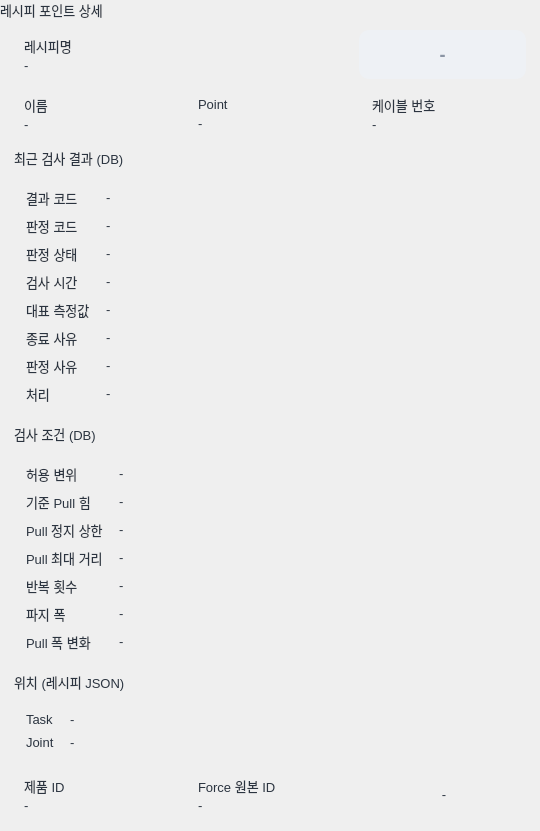
tkdak2025/ros_ws, file src/cable_hmi/cable_hmi/lookup_detail_dialog.ui: the form before one commit.
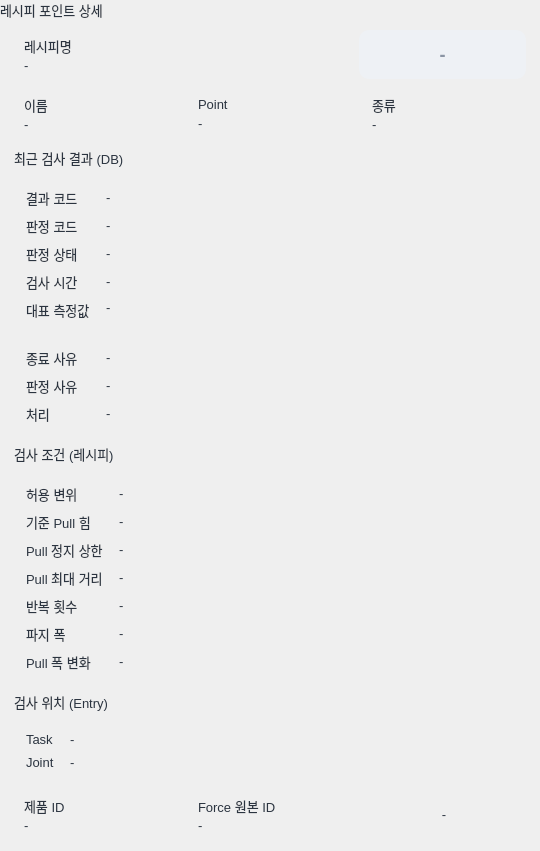
The form after the commit.

Commit message:
cable_hmi: cable_inspection(PR #9) 연동 - 검사 시작 서비스, 상태 분리, 검사 정보 화면 정리
- 검사 시작: hmi 모드 Main 에는 선택한 레시피 전체를 /cable_inspection/start
  (StartInspection) 로 보낸다. 레시피 v0.1 JSON 은 HMI 가 읽는다(inspection_recipe.py).
  응답 5초 초과 시 경고만 하고 다시 보내지 않는다.
- 상태 분리 계약: robot_status + work_status 를 합쳐 표시, 1초 SYNC, 만료 값은 '—'.
  STOP 명령, control_mode 로 미지원 조작 비활성.
- 통합 조회: 레시피 v0.1 폴더 + 결과 DB 기준. 레시피에 없는 결과도 표시.
- 검사 정보: 검사 조건 칸을 게이지 기준선으로 합침(limit_gauge.py), 단계 이름 한글,
  Pull 값 3초 유지, 그리퍼 폭 게이지(파지 실패 16 mm).
- Tool Weight 1.47 kg 표시(tool_weight_kg), Force Zero 행 제거.

What changed in the file:
```diff
--- a/src/cable_hmi/cable_hmi/lookup_detail_dialog.ui
+++ b/src/cable_hmi/cable_hmi/lookup_detail_dialog.ui
@@ -264,7 +264,7 @@
           <item>
            <widget class="QLabel" name="cableKey">
             <property name="text">
-             <string>케이블 번호</string>
+             <string>종류</string>
             </property>
             <property name="role" stdset="0">
              <string notr="true">key</string>
@@ -439,6 +439,15 @@
         </item>
         <item row="4" column="1">
          <widget class="QLabel" name="measuredValue">
+          <property name="minimumSize">
+           <size>
+            <width>0</width>
+            <height>40</height>
+           </size>
+          </property>
+          <property name="alignment">
+           <set>Qt::AlignLeading|Qt::AlignLeft|Qt::AlignTop</set>
+          </property>
           <property name="text">
            <string>-</string>
           </property>
@@ -537,7 +546,7 @@
      <item>
       <widget class="QLabel" name="criteriaTitle">
        <property name="text">
-        <string>검사 조건 (DB)</string>
+        <string>검사 조건 (레시피)</string>
        </property>
        <property name="role" stdset="0">
         <string notr="true">groupTitle</string>
@@ -756,7 +765,7 @@
      <item>
       <widget class="QLabel" name="poseTitle">
        <property name="text">
-        <string>위치 (레시피 JSON)</string>
+        <string>검사 위치 (Entry)</string>
        </property>
        <property name="role" stdset="0">
         <string notr="true">groupTitle</string>
```
The commit also changes 15 other files.
